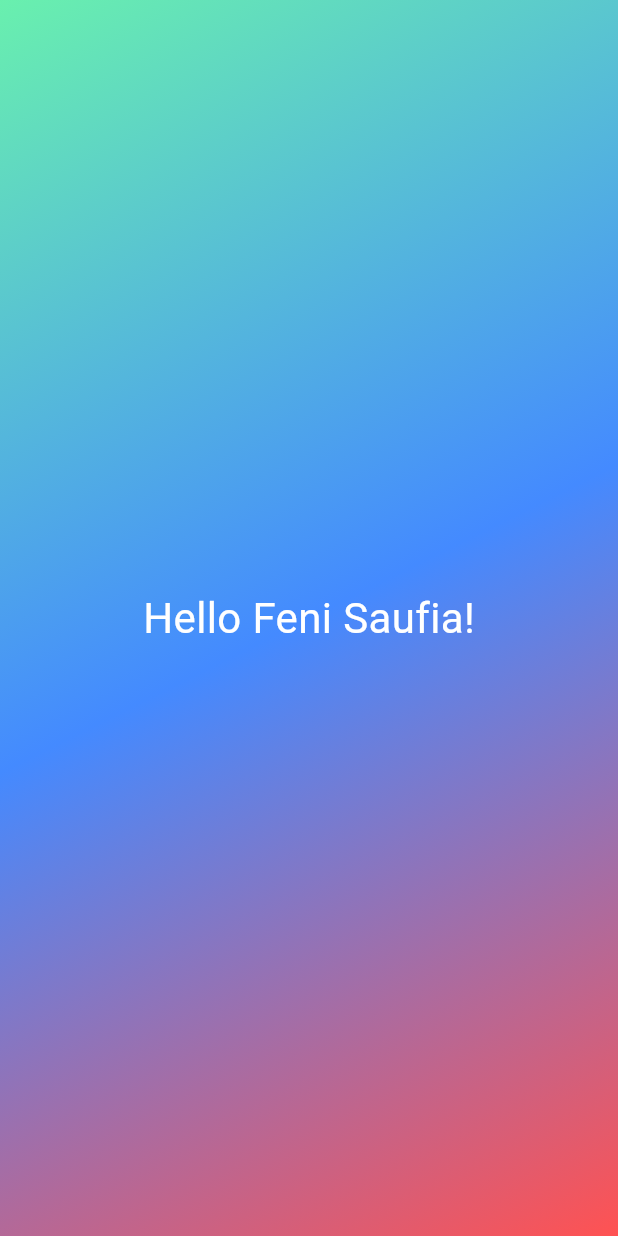
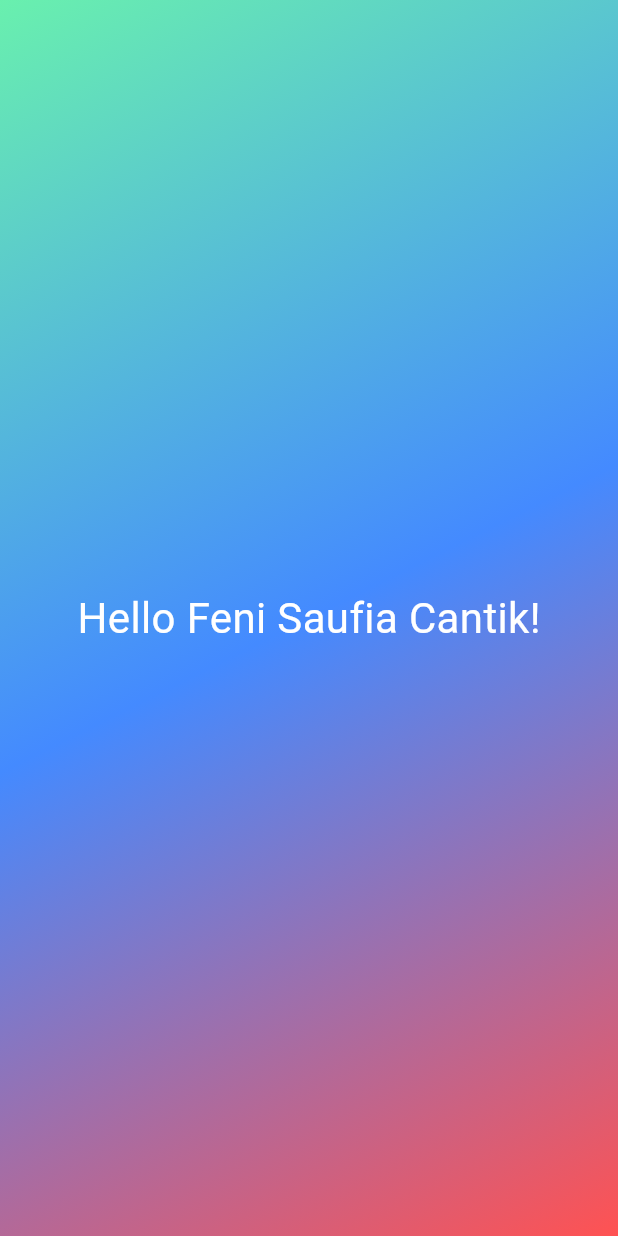
Before and after one commit to Haldiant/roll_dice_app, a Flutter app: the screen it shows after launch, on a phone screen of 412 x 824 dp. Run offline on Flutter 3.47's test engine with Material 3 defaults, Android fonts, the phone set to English and light mode, and no system bars.

Commit message:
Refactor GradientContainer and StyledText to use parameters for alignment and text output

```diff
--- a/lib/gradient_container.dart
+++ b/lib/gradient_container.dart
@@ -1,5 +1,8 @@
 import 'package:flutter/material.dart';
 import 'package:roll_dice_app/styled_text.dart';
+
+var startAlignment = Alignment.topLeft;
+var endAlignment = Alignment.bottomRight;
 
 class GradientContainer extends StatelessWidget {
   const GradientContainer({super.key});
@@ -9,12 +12,12 @@ class GradientContainer extends StatelessWidget {
     return Container(
       decoration: BoxDecoration(
         gradient: LinearGradient(
-          begin: Alignment.topLeft,
-          end: Alignment.bottomRight,
+          begin: startAlignment,
+          end: endAlignment,
           colors: [Colors.greenAccent, Colors.blueAccent, Colors.redAccent],
         ),
       ),
-      child: Center(child: StyledText()),
+      child: Center(child: StyledText('Hello Feni Saufia Cantik!')),
     );
   }
 }
--- a/lib/styled_text.dart
+++ b/lib/styled_text.dart
@@ -1,12 +1,14 @@
 import 'package:flutter/material.dart';
 
 class StyledText extends StatelessWidget {
-  const StyledText({super.key});
+  const StyledText(this.outputText, {super.key});
+
+  final String outputText;
 
   @override
   Widget build(context) {
     return Text(
-      'Hello Feni Saufia!',
+      outputText,
       style: TextStyle(fontSize: 28, color: Colors.white),
     );
   }
```
Also changed, not shown: 1 other file.
